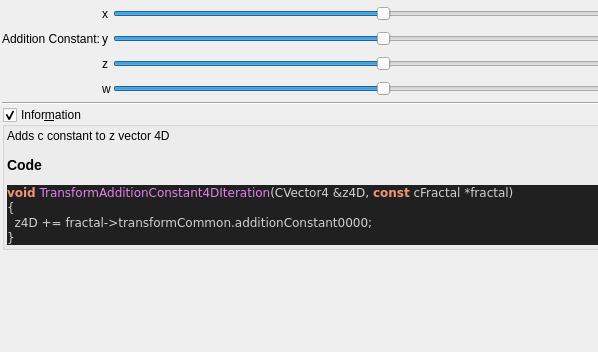
buddhi1980/mandelbulber2, file mandelbulber2/qt_data/fractal_transf_add_constant4d.ui: the form before one commit; both pictures show x 0 to 598 and y 0 to 352 of the 745 by 659 pixel window.
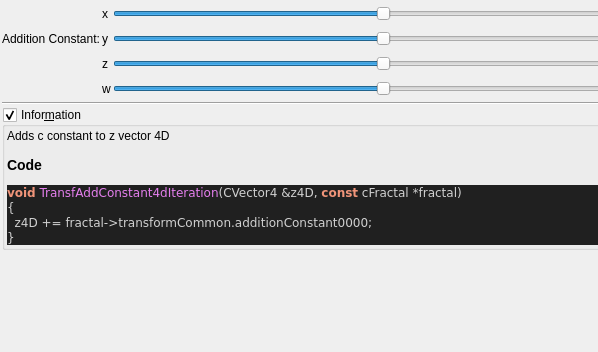
The form after the commit. Custom widgets are drawn as their Qt base class.

Diff of the .ui file:
```diff
--- a/mandelbulber2/qt_data/fractal_transf_add_constant4d.ui
+++ b/mandelbulber2/qt_data/fractal_transf_add_constant4d.ui
@@ -312,7 +312,7 @@
 &lt;/table&gt;
 &lt;h3&gt;Code&lt;/h3&gt;
 &lt;body style=&quot;background-color:#202020&quot;&gt;
-&lt;pre style=&quot;color:#d0d0d0; background-color:#202020;  font-family:'Courier New',monospace;&quot;&gt;&lt;span style=&quot;color:#f09479; font-weight:bold&quot;&gt;void&lt;/span&gt; &lt;span style=&quot;color:#e47eed&quot;&gt;TransformAdditionConstant4DIteration&lt;/span&gt;&lt;span style=&quot;color:#d0d0d0&quot;&gt;(&lt;/span&gt;CVector4 &lt;span style=&quot;color:#d0d0d0&quot;&gt;&amp;amp;&lt;/span&gt;z4D&lt;span style=&quot;color:#d0d0d0&quot;&gt;,&lt;/span&gt; &lt;span style=&quot;color:#f09479; font-weight:bold&quot;&gt;const&lt;/span&gt; cFractal &lt;span style=&quot;color:#d0d0d0&quot;&gt;*&lt;/span&gt;fractal&lt;span style=&quot;color:#d0d0d0&quot;&gt;)&lt;/span&gt;
+&lt;pre style=&quot;color:#d0d0d0; background-color:#202020;  font-family:'Courier New',monospace;&quot;&gt;&lt;span style=&quot;color:#f09479; font-weight:bold&quot;&gt;void&lt;/span&gt; &lt;span style=&quot;color:#e47eed&quot;&gt;TransfAddConstant4dIteration&lt;/span&gt;&lt;span style=&quot;color:#d0d0d0&quot;&gt;(&lt;/span&gt;CVector4 &lt;span style=&quot;color:#d0d0d0&quot;&gt;&amp;amp;&lt;/span&gt;z4D&lt;span style=&quot;color:#d0d0d0&quot;&gt;,&lt;/span&gt; &lt;span style=&quot;color:#f09479; font-weight:bold&quot;&gt;const&lt;/span&gt; cFractal &lt;span style=&quot;color:#d0d0d0&quot;&gt;*&lt;/span&gt;fractal&lt;span style=&quot;color:#d0d0d0&quot;&gt;)&lt;/span&gt;
 &lt;span style=&quot;color:#d0d0d0&quot;&gt;{&lt;/span&gt;
   z4D &lt;span style=&quot;color:#d0d0d0&quot;&gt;+=&lt;/span&gt; fractal&lt;span style=&quot;color:#d0d0d0&quot;&gt;-&amp;gt;&lt;/span&gt;transformCommon&lt;span style=&quot;color:#d0d0d0&quot;&gt;.&lt;/span&gt;additionConstant0000&lt;span style=&quot;color:#d0d0d0&quot;&gt;;&lt;/span&gt;
 &lt;span style=&quot;color:#d0d0d0&quot;&gt;}&lt;/span&gt;
```
Left out of the diff: 4 changed lines with no effect on the pictures.
